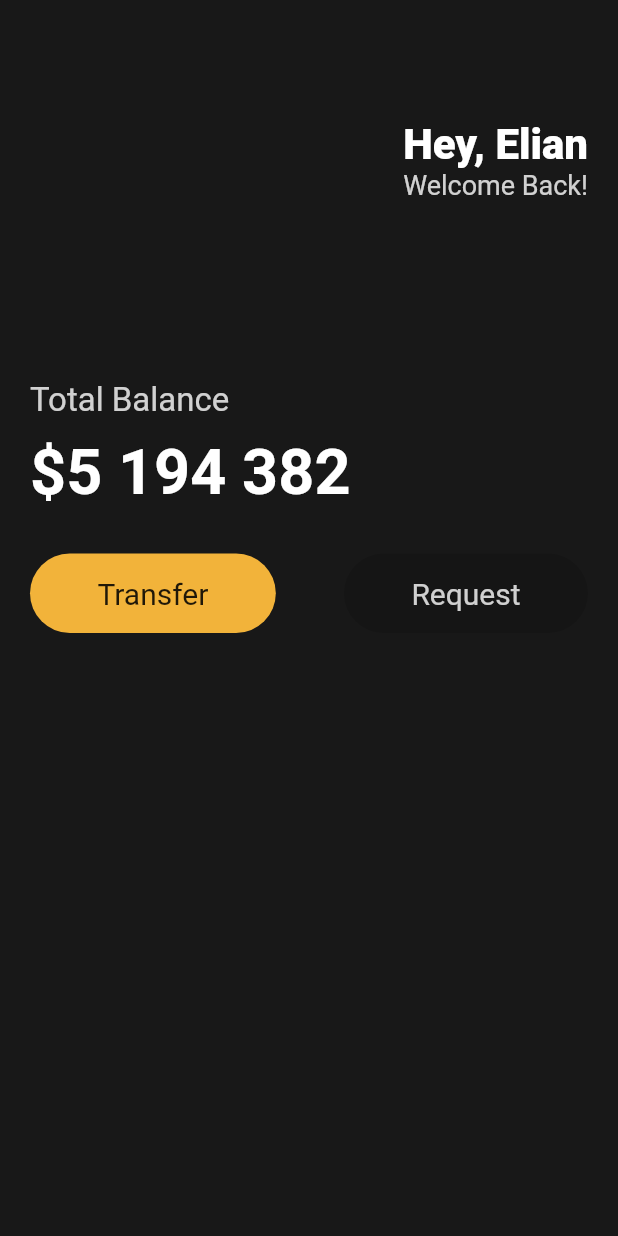
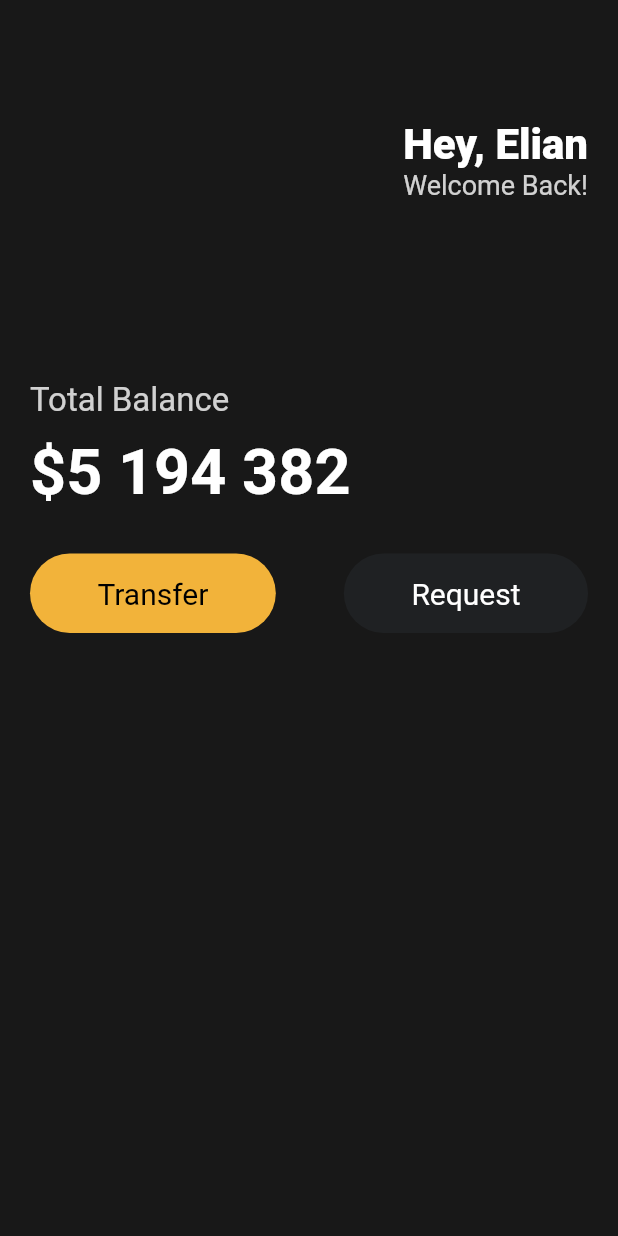
Before and after one commit to elian118/toonflix, a Flutter app: the screen it shows after launch, on a phone screen of 412 x 824 dp. Run offline on Flutter 3.47's test engine with Material 2 defaults, Android fonts, the phone set to English and light mode, and no system bars.

Commit message:
3.5 Reusable Widgets

```diff
--- a/lib/main.dart
+++ b/lib/main.dart
@@ -1,4 +1,5 @@
 import 'package:flutter/material.dart';
+import 'package:toonflix/widgets/button.dart';
 
 void main() {
   runApp(App());
@@ -12,9 +13,7 @@ class App extends StatelessWidget {
       home: Scaffold(
           backgroundColor: const Color(0xFF181818), // 16진수 색상 설정
           body: Padding(
-          padding: const EdgeInsets.symmetric(
-              horizontal: 20
-          ), // 수평 오프셋 20 지정
+            padding: const EdgeInsets.symmetric(horizontal: 20), // 수평 오프셋 20 지정
             child: Column(
               crossAxisAlignment: CrossAxisAlignment.start,
               children: [
@@ -25,18 +24,17 @@ class App extends StatelessWidget {
                     Column(
                       crossAxisAlignment: CrossAxisAlignment.end,
                       children: const [
-                      Text(
-                          'Hey, Elian',
+                        Text('Hey, Elian',
                             style: TextStyle(
                               color: Colors.white,
                               fontSize: 28,
                               fontWeight: FontWeight.w800,
-                          )
-                      ),
+                            )),
                         Text(
                           'Welcome Back!',
                           style: TextStyle(
-                          color: Color.fromRGBO(255, 255, 255, 0.8), // RGB색상 설정
+                            color:
+                                Color.fromRGBO(255, 255, 255, 0.8), // RGB색상 설정
                             fontSize: 18,
                           ),
                         ),
@@ -70,51 +68,22 @@ class App extends StatelessWidget {
                 ),
                 Row(
                   mainAxisAlignment: MainAxisAlignment.spaceBetween,
-                children: [
-                  Container(
-                    decoration: BoxDecoration(
-                      color: const Color(0xFFF2B33A),
-                      borderRadius: BorderRadius.circular(45),
+                  children: const [
+                    Button(
+                      text: 'Transfer',
+                      bgColor: Color(0xFFF2B33A),
+                      textColor: Colors.black,
                     ),
-                    child: const Padding(
-                      padding: EdgeInsets.symmetric(
-                        vertical: 15,
-                        horizontal: 45,
-                      ),
-                      child: Text(
-                        'Transfer',
-                        style: TextStyle(
-                          fontSize: 20,
-                        ),
-                      ),
-                    ),
-                  ),
-                  Container(
-                    decoration: BoxDecoration(
-                      color: Colors.black12,
-                      borderRadius: BorderRadius.circular(45),
-                    ),
-                    child: Padding(
-                      padding: const EdgeInsets.symmetric(
-                        vertical: 15,
-                        horizontal: 45,
-                      ),
-                      child: Text(
-                        'Request',
-                        style: TextStyle(
-                          fontSize: 20,
-                          color: Colors.white.withOpacity(0.8),
-                        ),
-                      ),
-                    ),
+                    Button(
+                      text: 'Request',
+                      bgColor: Color(0xFF1F2123),
+                      textColor: Colors.white,
                     ),
                   ],
                 ),
               ],
             ),
-        )
-      ),
+          )),
     ); // 디자인 시스템 선택: MaterialApp -> android, CupertinoApp -> iOS. 플러터는 같은 구글에서 만든 MaterialApp 호환도가 더 높고 안정적이다.
   }
-
 }
--- /dev/null
+++ b/lib/widgets/button.dart
@@ -0,0 +1,37 @@
+import 'package:flutter/material.dart';
+
+class Button extends StatelessWidget {
+  final String text;
+  final Color bgColor;
+  final Color textColor;
+
+  const Button({
+    super.key,
+    required this.text,
+    required this.bgColor,
+    required this.textColor,
+  });
+
+  @override
+  Widget build(BuildContext context) {
+    return Container(
+      decoration: BoxDecoration(
+        color: bgColor,
+        borderRadius: BorderRadius.circular(45),
+      ),
+      child: Padding(
+        padding: const EdgeInsets.symmetric(
+          vertical: 15,
+          horizontal: 45,
+        ),
+        child: Text(
+          text,
+          style: TextStyle(
+            fontSize: 20,
+            color: textColor,
+          ),
+        ),
+      ),
+    );
+  }
+}
```
Lines whose indentation alone changed are shown as unchanged.
